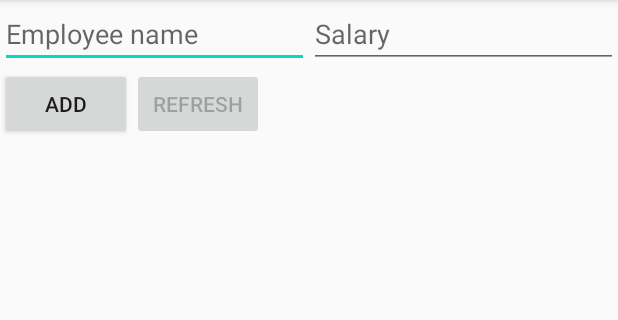
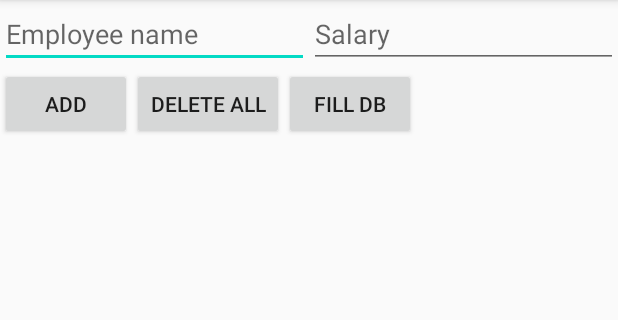
Before and after one commit to zhdanov-ek/RoomDemo, an Android app: the screen it shows after launch (MainActivity), on a phone screen of 412 x 824 dp, the part 84-404 px from its top. Run offline under Robolectric (Android 15) with nearby library versions, the phone set to English and light mode, and no system bars; our stand-ins replace Room's generated code.

```diff
--- a/app/src/main/java/com/example/roomdemo/MainActivity.kt
+++ b/app/src/main/java/com/example/roomdemo/MainActivity.kt
@@ -26,6 +26,8 @@ class MainActivity : AppCompatActivity(), EmployeeListClickListener {
 
         viewModel = MainViewModel(application)
         findViewById<Button>(R.id.addButton).setOnClickListener { addEmployee() }
+        findViewById<Button>(R.id.deleteAllButton).setOnClickListener { deleteAll() }
+        findViewById<Button>(R.id.fillDBButton).setOnClickListener { fillDb() }
         employeeName = findViewById(R.id.employeeNameEditText)
         employeeSalary = findViewById(R.id.employeeSalaryEditText)
 
@@ -60,4 +62,12 @@ class MainActivity : AppCompatActivity(), EmployeeListClickListener {
                 .show()
         }
     }
+
+    private fun deleteAll() {
+        viewModel.deleteAllEmployees()
+    }
+
+    private fun fillDb() {
+        viewModel.fillData()
+    }
 }
--- a/app/src/main/java/com/example/roomdemo/db/EmployeeDao.kt
+++ b/app/src/main/java/com/example/roomdemo/db/EmployeeDao.kt
@@ -21,4 +21,9 @@ public interface EmployeeDao {
     @Delete
     fun delete(employee: Employee)
 
+    @Query("DELETE FROM employee")
+    fun deleteAllEmployees()
+
+    @Query("SELECT COUNT(*) FROM employee")
+    fun getRowCount(): Int
 }
--- a/app/src/main/res/layout/activity_main.xml
+++ b/app/src/main/res/layout/activity_main.xml
@@ -39,11 +39,16 @@
             android:text="@string/add" />
 
         <Button
-            android:id="@+id/refreshButton"
+            android:id="@+id/deleteAllButton"
             android:layout_width="wrap_content"
             android:layout_height="wrap_content"
-            android:enabled="false"
-            android:text="@string/refresh" />
+            android:text="@string/delete_all" />
+
+        <Button
+            android:id="@+id/fillDBButton"
+            android:layout_width="wrap_content"
+            android:layout_height="wrap_content"
+            android:text="@string/fill_db" />
     </LinearLayout>
 
     <androidx.recyclerview.widget.RecyclerView
--- a/app/src/main/res/values/strings.xml
+++ b/app/src/main/res/values/strings.xml
@@ -5,4 +5,6 @@
     <string name="add">Add</string>
     <string name="refresh">Refresh</string>
     <string name="remove">Remove</string>
+    <string name="fill_db">Fill DB</string>
+    <string name="delete_all">Delete all</string>
 </resources>
```
Also changed, not shown: app/src/main/java/com/example/roomdemo/MainRepository.kt (+22 -3 lines), app/src/main/java/com/example/roomdemo/MainViewModel.kt (+11 -3 lines).
